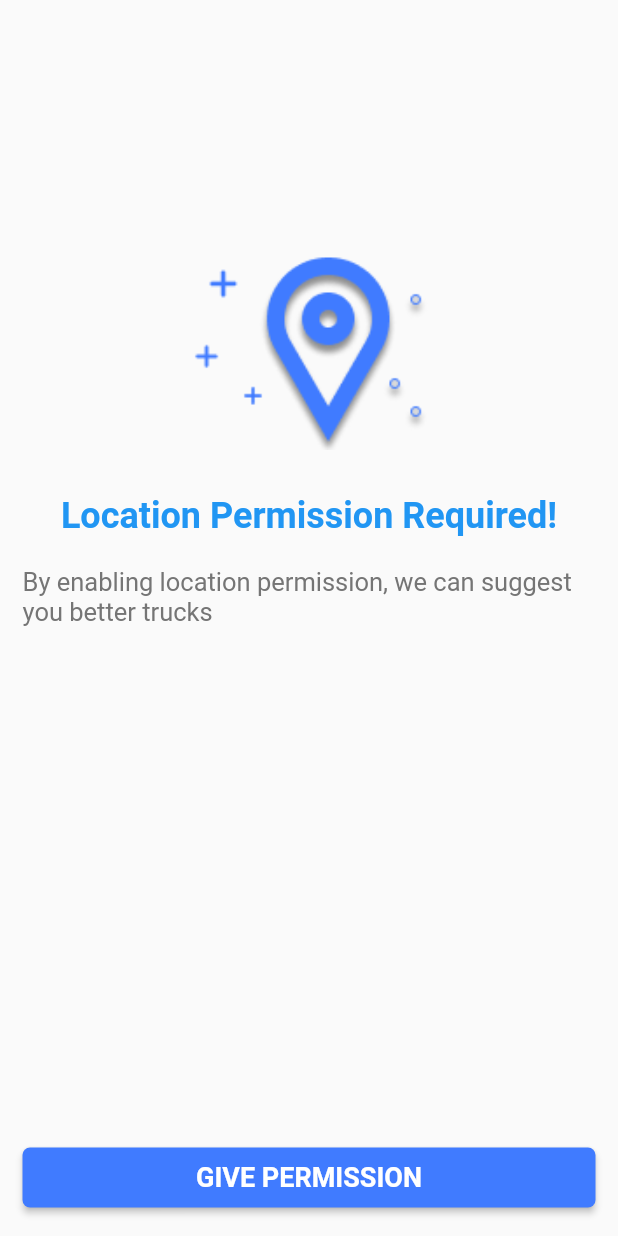
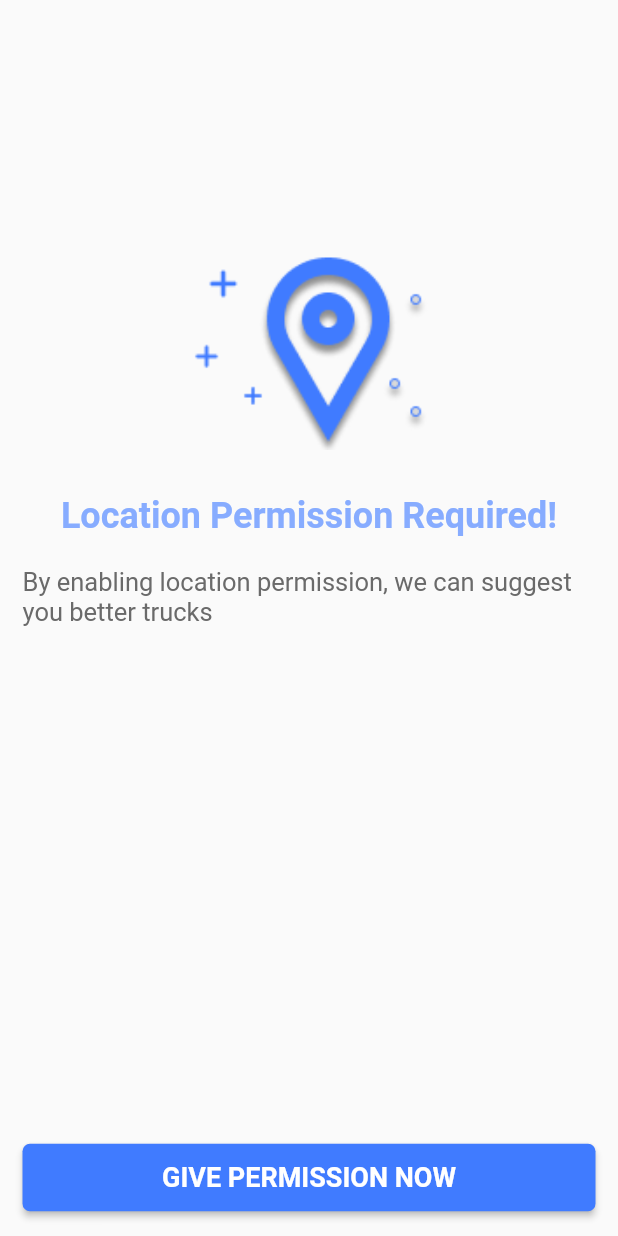
Before and after one commit to Abhishek617/transport_system, a Flutter app: the Permission screen opened directly, after a tap on "AGREE", on a phone screen of 412 x 824 dp. Run offline on Flutter 3.47's test engine with Material 2 defaults, Android fonts, the phone set to English and light mode, and no system bars; our stand-ins replace intro_slider; Roboto replaces fonts that are missing (Roboto-Regular).

Commit message:
otp verification

```diff
--- a/lib/custom_widgets/appButtons.dart
+++ b/lib/custom_widgets/appButtons.dart
@@ -4,7 +4,9 @@ import 'package:royal_cargo/utils/appStrings.dart';
 
 class AppButtons {
   Widget kElevatedButton(
-      {required String title, required BuildContext context,required Function() onPressed}) {
+      {required String title,
+      required BuildContext context,
+      required Function() onPressed}) {
     return ElevatedButton(
         style: ElevatedButton.styleFrom(
           backgroundColor: AppColors.kBlue,
@@ -15,7 +17,7 @@ class AppButtons {
         onPressed: onPressed,
         child: SizedBox(
           width: MediaQuery.of(context).size.width,
-          height: 40,
+          height: 45,
           // decoration: const BoxDecoration(
           //     color: AppColors.kLightGreen,
           //     borderRadius: BorderRadius.all(Radius.circular(30))),
@@ -32,12 +34,11 @@ class AppButtons {
         ));
   }
 
-  Widget kElevatedButtonwithIcon({
-    required String title,
-    required BuildContext context,
-    required IconData icon,
-    required Function() onPressed
-  }) {
+  Widget kElevatedButtonwithIcon(
+      {required String title,
+      required BuildContext context,
+      required IconData icon,
+      required Function() onPressed}) {
     return ElevatedButton(
         style: ElevatedButton.styleFrom(
           backgroundColor: AppColors.kBlue,
@@ -48,7 +49,7 @@ class AppButtons {
         onPressed: onPressed,
         child: SizedBox(
           width: MediaQuery.of(context).size.width,
-          height: 50,
+          height: 45,
           // decoration: const BoxDecoration(
           //     color: AppColors.kLightGreen,
           //     borderRadius: BorderRadius.all(Radius.circular(30))),
--- a/lib/screens/intro_screen.dart
+++ b/lib/screens/intro_screen.dart
@@ -3,7 +3,7 @@ import 'package:intro_slider/intro_slider.dart';
 import 'package:intro_slider/slide_object.dart';
 import 'package:intro_slider/scrollbar_behavior_enum.dart';
 import 'package:royal_cargo/custom_widgets/appButtons.dart';
-import 'package:royal_cargo/screens/permission.dart';
+import 'package:royal_cargo/screens/terms_conditions.dart';
 import 'package:royal_cargo/utils/appColors.dart';
 import 'package:royal_cargo/utils/appStrings.dart';
 
--- /dev/null
+++ b/lib/screens/location_permission.dart
@@ -0,0 +1,74 @@
+import 'package:flutter/material.dart';
+import 'package:royal_cargo/custom_widgets/appButtons.dart';
+import 'package:royal_cargo/screens/otp_verification.dart';
+import 'package:royal_cargo/utils/appColors.dart';
+import 'package:royal_cargo/utils/appStrings.dart';
+
+class LocationIcon extends StatefulWidget {
+  const LocationIcon({Key? key}) : super(key: key);
+
+  @override
+  State<LocationIcon> createState() => _LocationIconState();
+}
+
+class _LocationIconState extends State<LocationIcon> {
+  @override
+  Widget build(BuildContext context) {
+    return Scaffold(
+      body: Center(
+        child: Column(
+          mainAxisAlignment: MainAxisAlignment.center,
+          crossAxisAlignment: CrossAxisAlignment.center,
+          children: [
+            const SizedBox(
+              height: 160,
+            ),
+            Container(
+              height: 140.0,
+              width: 250.0,
+              decoration: const BoxDecoration(
+                image: DecorationImage(
+                  image: AssetImage('assets/images/location.png'),
+                  fit: BoxFit.contain,
+                ),
+                //shape: BoxShape.circle,
+              ),
+            ),
+            const SizedBox(
+              height: 30,
+            ),
+            const Text(AppStrings.kLocationPermissionRequired,
+                style: TextStyle(
+                    fontSize: 24,
+                    color: AppColors.kLightBlue,
+                    fontWeight: FontWeight.w600)),
+            const SizedBox(
+              height: 10,
+            ),
+            const Padding(
+              padding: EdgeInsets.only(left: 15, right: 15, top: 10),
+              child: Text(AppStrings.kLocationDesc,
+                  style: TextStyle(
+                    fontSize: 17,
+                    color: AppColors.kGrey,
+                  )),
+            ),
+            const Spacer(),
+            Padding(
+              padding: const EdgeInsets.symmetric(vertical: 15, horizontal: 15),
+              child: AppButtons().kElevatedButton(
+                  title: AppStrings.kGivePermission,
+                  context: context,
+                  onPressed: () {
+                    Navigator.push(
+                        context,
+                        MaterialPageRoute(
+                            builder: (context) => const OtpVerification()));
+                  }),
+            )
+          ],
+        ),
+      ),
+    );
+  }
+}
--- /dev/null
+++ b/lib/screens/otp_verification.dart
@@ -0,0 +1,68 @@
+import 'package:flutter/material.dart';
+import 'package:royal_cargo/custom_widgets/appButtons.dart';
+import 'package:royal_cargo/utils/appColors.dart';
+import 'package:royal_cargo/utils/appStrings.dart';
+
+class OtpVerification extends StatefulWidget {
+  const OtpVerification({Key? key}) : super(key: key);
+
+  @override
+  State<OtpVerification> createState() => _OtpVerificationState();
+}
+
+class _OtpVerificationState extends State<OtpVerification> {
+  TextEditingController _otpController = TextEditingController();
+
+  @override
+  Widget build(BuildContext context) {
+    return Scaffold(
+      appBar: AppBar(
+        elevation: 0,
+      ),
+      body: Padding(
+        padding: const EdgeInsets.symmetric(horizontal: 20),
+        child: Column(
+          mainAxisAlignment: MainAxisAlignment.start,
+          crossAxisAlignment: CrossAxisAlignment.start,
+          children: [
+            SizedBox(height: 30,),
+            const Text(
+              AppStrings.kReceivingOTP,
+              style: TextStyle(
+                  fontSize: 30,
+                  color: AppColors.kLightBlue,
+                  fontWeight: FontWeight.w400,
+                  fontFamily: 'Roboto-Regular'),
+            ),
+            const SizedBox(
+              height: 20,
+            ),
+            const Text(
+              AppStrings.kRecieveOTP,
+              style: TextStyle(
+                  fontSize: 20,
+                  color: AppColors.kGrey,
+                  fontWeight: FontWeight.w400,
+                  fontFamily: 'Roboto-Regular'),
+            ),
+            const SizedBox(
+              height: 40,
+            ),
+            AppButtons().kTextFormField(
+                controller: _otpController,
+                keyboardType: TextInputType.number,
+                textInputAction: TextInputAction.done),
+            const Spacer(),
+            Padding(
+              padding: const EdgeInsets.symmetric(vertical: 20),
+              child: AppButtons().kElevatedButton(
+                  title: AppStrings.kCONTINUE,
+                  context: context,
+                  onPressed: () {}),
+            )
+          ],
+        ),
+      ),
+    );
+  }
+}
--- a/lib/screens/permission.dart
+++ /dev/null
@@ -1,86 +0,0 @@
-import 'package:flutter/material.dart';
-import 'package:royal_cargo/custom_widgets/appButtons.dart';
-import 'package:royal_cargo/screens/permission2.dart';
-import 'package:royal_cargo/utils/appStrings.dart';
-
-class Permission extends StatefulWidget {
-  const Permission({Key? key}) : super(key: key);
-
-  @override
-  State<Permission> createState() => _PermissionState();
-}
-
-class _PermissionState extends State<Permission> {
-  @override
-  Widget build(BuildContext context) {
-    return Scaffold(
-      body: Padding(
-        padding: const EdgeInsets.all(20.0),
-        child: Column(
-          crossAxisAlignment: CrossAxisAlignment.start,
-          children: [
-            SizedBox(height: 40,),
-            Text(AppStrings.kTransport,style: TextStyle(fontSize: 35, fontWeight: FontWeight.bold, color: Colors.blue),),
-            SizedBox(height:15,),
-            Text(AppStrings.kNeedsPermission,style: TextStyle(fontSize: 25, color: Colors.black), ),
-            SizedBox(height: 20,),
-            Row(
-              children: [
-                Icon(Icons.location_on,size:25,color: Colors.blue,),
-                SizedBox(width: 8,),
-                Text(AppStrings.kStoreLocation,style: TextStyle(fontSize:22, color: Colors.blue),)
-              ],
-            ),
-            SizedBox(height: 10,),
-            Text(AppStrings.kStoreLocationDesc,style: TextStyle(fontSize:15, color: Colors.grey[600]),),
-            SizedBox(height: 20,),
-
-            Row(
-              children: [
-                Icon(Icons.call,size:25,color: Colors.blue  ),
-                SizedBox(width: 8,),
-                Text(AppStrings.kManageCalls,style: TextStyle(fontSize:22, color: Colors.blue),)
-              ],
-            ),
-            SizedBox(height: 10,),
-            Text(AppStrings.kManageCallsDesc,style: TextStyle(fontSize:15, color: Colors.grey[600]),),
-            SizedBox(height: 20,),
-
-            Row(
-              children: [
-                Icon(Icons.call,size:25,color: Colors.blue  ),
-                SizedBox(width: 8,),
-                Text(AppStrings.kStoreCallLogs,style: TextStyle(fontSize:22, color: Colors.blue),)
-              ],
-            ),
-            SizedBox(height: 10,),
-            Text(AppStrings.kStoreCallLogsDesc,style: TextStyle(fontSize:15, color: Colors.grey[600]),),
-            SizedBox(height: 15,),
-            Divider(thickness:1.5,),
-
-            Text(AppStrings.kPolicy,style: TextStyle(fontSize:15, color: Colors.grey[600]), ),
-            SizedBox(height: 10,),
-            Text(AppStrings.kAgree,style: TextStyle(fontSize:15, color: Colors.grey[600]),),
-            SizedBox(height: 20,),
-
-            AppButtons().kElevatedButton(title: AppStrings.kAGREE, context: context
-            , onPressed: (){
-                  Navigator.push(
-                    context,
-                    MaterialPageRoute(builder: (context) => Location_Icon()),);
-                }),
-            SizedBox(height: 10,),
-            Container(
-                height: 50,
-                width: 330,
-                child: Center(
-                  child: Text(AppStrings.kDisagree,
-                    style: TextStyle(color: Colors.grey[700],fontSize: 23),),
-                ))
-          ],
-
-        ),
-      ),
-    );
-  }
-}
--- a/lib/screens/permission2.dart
+++ /dev/null
@@ -1,54 +0,0 @@
-import 'package:flutter/material.dart';
-import 'package:royal_cargo/custom_widgets/appButtons.dart';
-import 'package:royal_cargo/utils/appStrings.dart';
-
-class Location_Icon extends StatefulWidget {
-  const Location_Icon({Key? key}) : super(key: key);
-
-  @override
-  State<Location_Icon> createState() => _Location_IconState();
-}
-
-class _Location_IconState extends State<Location_Icon> {
-  @override
-  Widget build(BuildContext context) {
-    return Scaffold(
-      body: Center(
-        child: Column(
-          mainAxisAlignment: MainAxisAlignment.center,
-          crossAxisAlignment: CrossAxisAlignment.center,
-          children: [
-            SizedBox(height: 160,),
-            Container(
-              height: 140.0,
-              width: 250.0,
-              decoration: const BoxDecoration(
-                image: DecorationImage(
-                  image: AssetImage(
-                      'assets/images/location.png'),
-                  fit: BoxFit.contain,
-                ),
-                //shape: BoxShape.circle,
-              ),
-            ),
-            const SizedBox(height: 30,),
-            const Text(AppStrings.kLocationPermissionRequired,style: TextStyle(fontSize:24, color: Colors.blue,fontWeight: FontWeight.bold)),
-            const SizedBox(height: 10,),
-            Padding(
-              padding: const EdgeInsets.only(left: 15,right: 15,top: 10),
-              child: Text(AppStrings.kLocationDesc,style: TextStyle(fontSize:17, color: Colors.grey[600],)),
-            ),
-            Spacer(),
-            Padding(
-              padding: const EdgeInsets.symmetric(vertical: 15,horizontal: 15),
-              child: AppButtons().kElevatedButton(
-                  title: "GIVE PERMISSION",
-                  context: context,
-                  onPressed: (){}),
-            )
-          ],
-        ),
-      ),
-    );
-  }
-}
--- /dev/null
+++ b/lib/screens/terms_conditions.dart
@@ -0,0 +1,195 @@
+import 'package:flutter/material.dart';
+import 'package:royal_cargo/custom_widgets/appButtons.dart';
+import 'package:royal_cargo/screens/location_permission.dart';
+import 'package:royal_cargo/utils/appColors.dart';
+import 'package:royal_cargo/utils/appStrings.dart';
+
+class Permission extends StatefulWidget {
+  const Permission({Key? key}) : super(key: key);
+
+  @override
+  State<Permission> createState() => _PermissionState();
+}
+
+class _PermissionState extends State<Permission> {
+  @override
+  Widget build(BuildContext context) {
+    return Scaffold(
+      body: SingleChildScrollView(
+        child: Padding(
+          padding: const EdgeInsets.all(20.0),
+          child: Column(
+            crossAxisAlignment: CrossAxisAlignment.start,
+            children: [
+              const SizedBox(
+                height: 40,
+              ),
+              const Text(
+                AppStrings.kTransport,
+                style: TextStyle(
+                    fontSize: 35,
+                    fontWeight: FontWeight.bold,
+                    color: AppColors.kLightBlue),
+              ),
+              const SizedBox(
+                height: 15,
+              ),
+              const Text(
+                AppStrings.kNeedsPermission,
+                style: TextStyle(
+                    fontSize: 25,
+                    color: Colors.black,
+                    fontWeight: FontWeight.normal,
+                    fontFamily: 'Roboto-Regular'),
+              ),
+              const SizedBox(
+                height: 20,
+              ),
+              Row(
+                children: const [
+                  Icon(
+                    Icons.location_on,
+                    size: 25,
+                    color: AppColors.kLightBlue,
+                  ),
+                  SizedBox(
+                    width: 8,
+                  ),
+                  Text(
+                    AppStrings.kStoreLocation,
+                    style: TextStyle(
+                        fontSize: 22,
+                        color: AppColors.kLightBlue,
+                        fontWeight: FontWeight.normal,
+                        fontFamily: 'Roboto-Regular'),
+                  )
+                ],
+              ),
+              const SizedBox(
+                height: 10,
+              ),
+              const Text(
+                AppStrings.kStoreLocationDesc,
+                style: TextStyle(fontSize: 15, color: AppColors.kGrey),
+              ),
+              const SizedBox(
+                height: 20,
+              ),
+              Row(
+                children: const [
+                  Icon(Icons.call, size: 25, color: AppColors.kLightBlue),
+                  SizedBox(
+                    width: 8,
+                  ),
+                  Text(
+                    AppStrings.kManageCalls,
+                    style: TextStyle(
+                        fontSize: 22,
+                        color: AppColors.kLightBlue,
+                        fontWeight: FontWeight.normal,
+                        fontFamily: 'Roboto-Regular'),
+                  )
+                ],
+              ),
+              const SizedBox(
+                height: 10,
+              ),
+              const Text(
+                AppStrings.kManageCallsDesc,
+                style: TextStyle(
+                    fontSize: 15,
+                    color: AppColors.kGrey,
+                    fontWeight: FontWeight.normal,
+                    fontFamily: 'Roboto-Regular'),
+              ),
+              const SizedBox(
+                height: 20,
+              ),
+              Row(
+                children: const [
+                  Icon(Icons.call, size: 25, color: AppColors.kLightBlue),
+                  SizedBox(
+                    width: 8,
+                  ),
+                  Text(
+                    AppStrings.kStoreCallLogs,
+                    style: TextStyle(
+                        fontSize: 22,
+                        color: AppColors.kLightBlue,
+                        fontWeight: FontWeight.normal,
+                        fontFamily: 'Roboto-Regular'),
+                  )
+                ],
+              ),
+              const SizedBox(
+                height: 10,
+              ),
+              const Text(
+                AppStrings.kStoreCallLogsDesc,
+                style: TextStyle(
+                    fontSize: 15,
+                    color: AppColors.kGrey,
+                    fontWeight: FontWeight.normal,
+                    fontFamily: 'Roboto-Regular'),
+              ),
+              const SizedBox(
+                height: 15,
+              ),
+              const Divider(
+                thickness: 1.5,
+              ),
+              const Text(
+                AppStrings.kPolicy,
+                style: TextStyle(
+                    fontSize: 15,
+                    color: AppColors.kGrey,
+                    fontWeight: FontWeight.normal,
+                    fontFamily: 'Roboto-Regular'),
+              ),
+              const SizedBox(
+                height: 10,
+              ),
+              const Text(
+                AppStrings.kAgree,
+                style: TextStyle(
+                    fontSize: 15,
+                    color: AppColors.kGrey,
+                    fontWeight: FontWeight.normal,
+                    fontFamily: 'Roboto-Regular'),
+              ),
+              const SizedBox(
+                height: 20,
+              ),
+              AppButtons().kElevatedButton(
+                  title: AppStrings.kAGREE,
+                  context: context,
+                  onPressed: () {
+                    Navigator.push(
+                      context,
+                      MaterialPageRoute(
+                          builder: (context) => const LocationIcon()),
+                    );
+                  }),
+              const SizedBox(
+                height: 10,
+              ),
+              const SizedBox(
+                  height: 50,
+                  width: 330,
+                  child: Center(
+                    child: Text(
+                      AppStrings.kDisagree,
+                      style: TextStyle(
+                          color: AppColors.kGrey,
+                          fontSize: 18,
+                          fontWeight: FontWeight.normal,
+                          fontFamily: 'Roboto-Regular'),
+                    ),
+                  ))
+            ],
+          ),
+        ),
+      ),
+    );
+  }
+}
```
